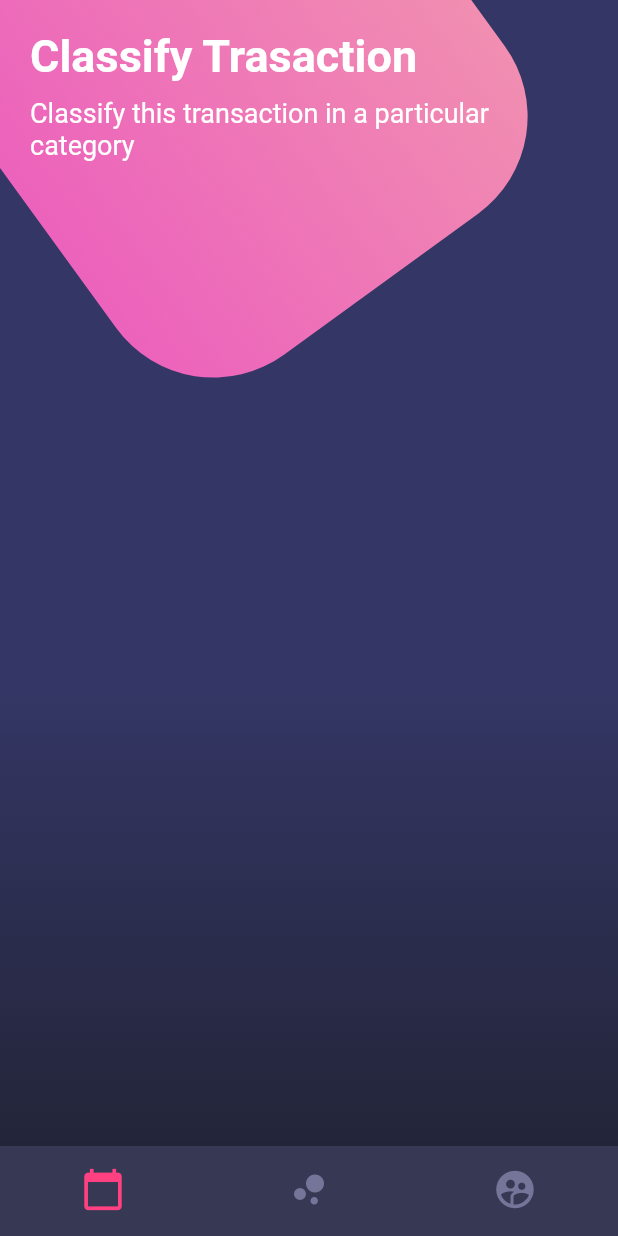
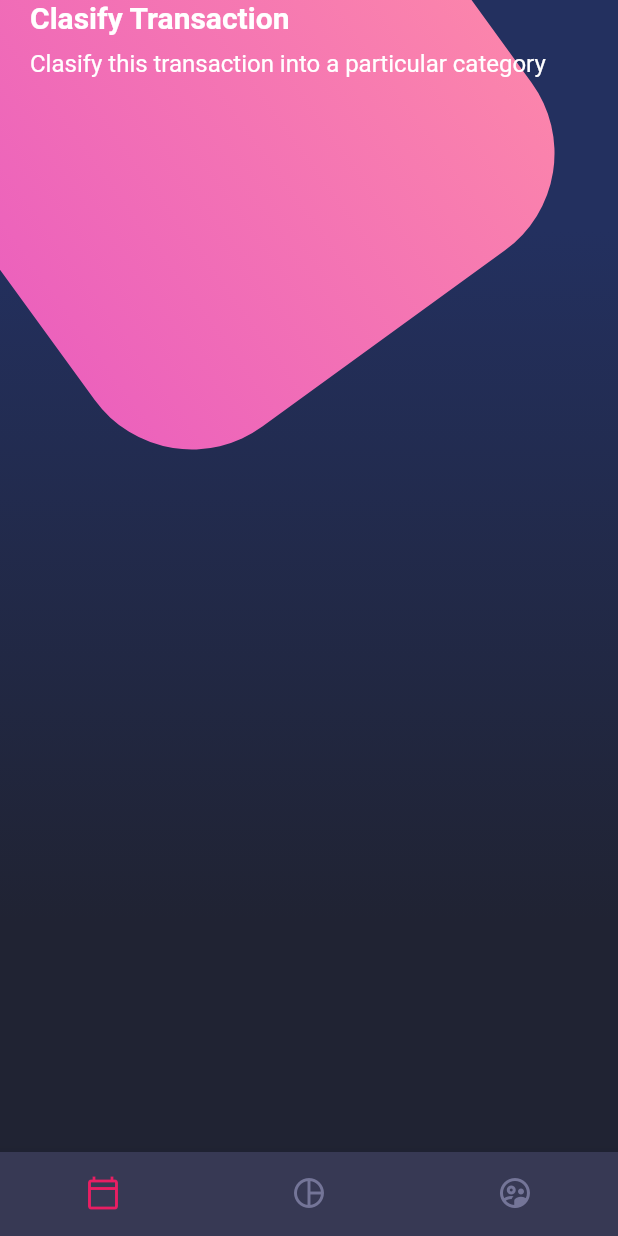
Before and after one commit to pacomgh/flutter_guia_completa_desarrollo_ios_android, a Flutter app: the screen it shows after launch, on a phone screen of 412 x 824 dp. Run offline on Flutter 3.47's test engine with Material 2 defaults, Android fonts, the phone set to English and light mode, and no system bars; our stand-ins replace flutter_swiper.

Commit message:
add hiome screen and bottom nav

```diff
--- a/flutter/disenio/lib/main.dart
+++ b/flutter/disenio/lib/main.dart
@@ -1,8 +1,10 @@
 import 'package:flutter/material.dart';
-import 'package:disenio/src/pages/basico_page.dart';
-import 'package:disenio/src/pages/scroll_page.dart';
-import 'package:disenio/src/pages/botones_page.dart';
-import 'package:flutter/services.dart';
+
+//import 'package:disenio/src/screens/scroll_page.dart';
+import 'package:disenio/src/screens/basic_design.dart';
+import 'package:disenio/src/screens/scroll_desing.dart';
+import 'package:disenio/src/screens/home_screen.dart';
+//import 'package:flutter/services.dart';
 
 void main() => runApp(MyApp());
 
@@ -12,31 +14,19 @@ class MyApp extends StatelessWidget {
 
     //cambiamos las letras de hasta arriba de color
     //lo cambio a la barra completamente blanca
-    //SystemChrome.setSystemUIOverlayStyle(SystemUiOverlayStyle.light.copyWith(
-    //  statusBarColor: Colors.white
-    //));
+    //SystemChrome.setSystemUIOverlayStyle(SystemUiOverlayStyle.light);
+    //.copyWith(//statusBarColor: Colors.white));
 
     return MaterialApp(
       debugShowCheckedModeBanner: false,
       title: 'Material App',
-      //home: _TempHomeScreen(),
-      //rutas
-      initialRoute: 'botones',
+      initialRoute: 'home_screen',
       routes: {
-        'basico':(BuildContext context) => BasicoPage(),
-        'scroll':(BuildContext context) => ScrollPage(),
-        'botones':(BuildContext context) => BotonesPage(),
+        //_ indica que no nos interesa el parametro
+        'basic_design':( _ ) => BasicDesignScreen(),
+        'scroll_desing': (_) => ScrollScreen(),
+        'home_screen': (_) => HomeScreen(),
       },
     );
   }
 }
-
-/*class _TempHomeScreen extends StatelessWidget{
-    @override
-    Widget Build(BuildContext context){
-      return Column(
-        mainAxisAlignment: MainAxisAlignment.center,
-        children: [],
-      );
-    }
-}*/
--- a/flutter/disenio/lib/src/screens/home_screen.dart
+++ b/flutter/disenio/lib/src/screens/home_screen.dart
@@ -1,5 +1,8 @@
 import 'package:flutter/material.dart';
+
 import 'package:disenio/widgets/background.dart';
+import 'package:disenio/widgets/page_title.dart';
+import 'package:disenio/widgets/custom_bottom_navigation.dart';
 
 
 class HomeScreen extends StatelessWidget {
@@ -11,8 +14,26 @@ class HomeScreen extends StatelessWidget {
         children:[
           //backgorund
           Background(),
+          _HomeBody(),
         ]
      ),
+     //bottom navigation bar
+     bottomNavigationBar: CustomBottomNavigation()
    );
   }
 }
+
+class _HomeBody extends StatelessWidget {
+
+  @override
+  Widget build(BuildContext context) {
+    return SingleChildScrollView(
+      child: Column(
+        children: [
+          //titulos
+          PageTitle(),
+        ],
+      ),
+    );
+  }
+}
--- /dev/null
+++ b/flutter/disenio/lib/widgets/custom_bottom_navigation.dart
@@ -0,0 +1,31 @@
+import 'package:flutter/material.dart';
+
+class CustomBottomNavigation extends StatelessWidget {
+
+  @override
+  Widget build(BuildContext context) {
+    return BottomNavigationBar(
+      showSelectedLabels: false,
+      showUnselectedLabels: false,
+      selectedItemColor: Colors.pink,
+      backgroundColor: Color.fromRGBO(55, 57, 84, 1),
+      unselectedItemColor: Color.fromRGBO(116, 117, 152, 1),
+      currentIndex: 0,
+      items: [
+        BottomNavigationBarItem(
+          icon: Icon(Icons.calendar_today_outlined),
+          label: 'Calendario'
+        ),
+        BottomNavigationBarItem(
+          icon: Icon(Icons.pie_chart_outline),
+          label: 'Calendario'
+        ),
+        BottomNavigationBarItem(
+          icon: Icon(Icons.supervised_user_circle_outlined),
+          label: 'Usuario'
+        ),
+      ],
+
+    );
+  }
+}
--- /dev/null
+++ b/flutter/disenio/lib/widgets/page_title.dart
@@ -0,0 +1,24 @@
+import 'package:flutter/material.dart';
+
+class PageTitle extends StatelessWidget {
+
+  @override
+  Widget build(BuildContext context) {
+    return SafeArea(
+      bottom: false,
+      child: Container(
+        margin: EdgeInsets.symmetric( horizontal: 20),
+        child: Column(
+          crossAxisAlignment: CrossAxisAlignment.start,
+          children: [
+            Text('Clasify Transaction',
+              style: TextStyle( fontSize: 20, fontWeight: FontWeight.bold, color: Colors.white ),),
+            SizedBox( height: 10,),
+            Text('Clasify this transaction into a particular category',
+              style: TextStyle(fontSize: 16, color: Colors.white),)
+          ],
+        ),
+      ),
+    );
+  }
+}
```
